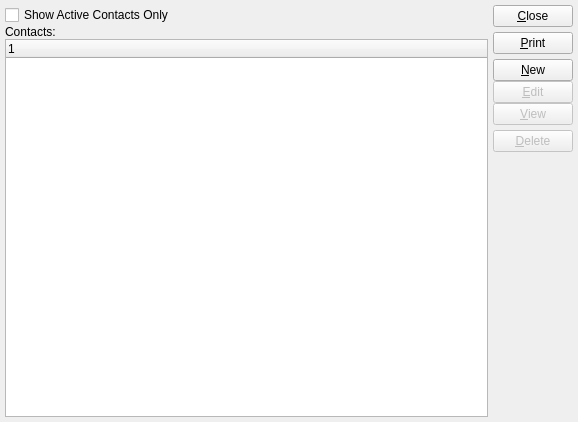
The window that xtuple/trunk/guiclient/contacts.ui (WooodHead/xtuple) describes before a commit, drawn with Qt 5.
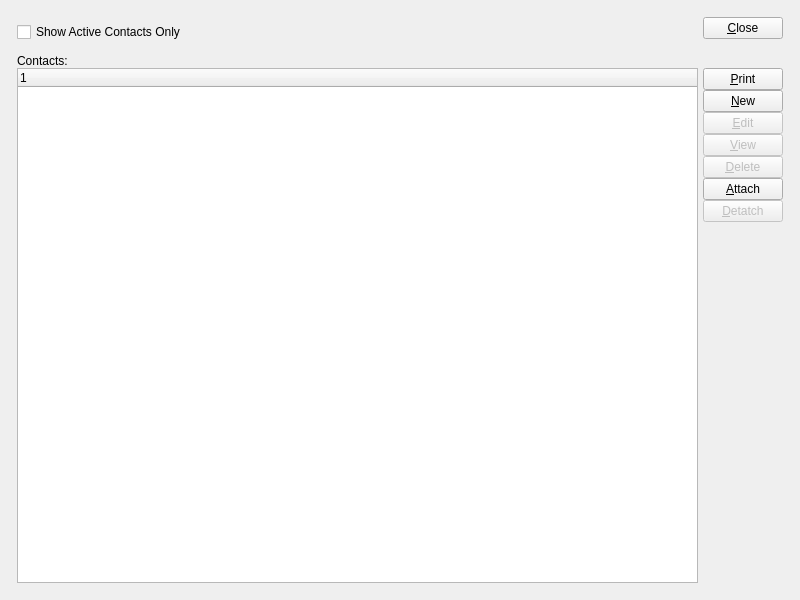
The same window after the commit. Custom widgets are drawn as their Qt base class.

What changed in the file:
```diff
--- a/xtuple/trunk/guiclient/contacts.ui
+++ b/xtuple/trunk/guiclient/contacts.ui
@@ -14,22 +14,42 @@
    <rect>
     <x>0</x>
     <y>0</y>
-    <width>578</width>
-    <height>422</height>
+    <width>800</width>
+    <height>600</height>
    </rect>
   </property>
   <property name="windowTitle" >
    <string>List Contacts</string>
   </property>
-   <layout class="QHBoxLayout" >
-    <item>
-     <layout class="QVBoxLayout" >
+  <layout class="QGridLayout" name="gridLayout_3" >
+   <item row="0" column="0" >
+    <layout class="QGridLayout" name="gridLayout_2" >
       <property name="margin" >
-       <number>0</number>
+      <number>12</number>
       </property>
       <property name="spacing" >
-       <number>0</number>
-      </property>
+      <number>12</number>
+     </property>
+     <item row="0" column="0" >
+      <layout class="QHBoxLayout" name="horizontalLayout_2" >
+       <item>
+        <layout class="QVBoxLayout" name="verticalLayout_4" >
+         <item>
+          <spacer name="verticalSpacer_2" >
+           <property name="orientation" >
+            <enum>Qt::Vertical</enum>
+           </property>
+           <property name="sizeHint" stdset="0" >
+            <size>
+             <width>20</width>
+             <height>0</height>
+            </size>
+           </property>
+          </spacer>
+         </item>
+         <item>
+          <widget class="CRMAcctCluster" name="_crmAccount" />
+         </item>
       <item>
        <widget class="QCheckBox" name="_activeOnly" >
         <property name="text" >
@@ -37,6 +57,73 @@
         </property>
        </widget>
       </item>
+        </layout>
+       </item>
+       <item>
+        <spacer name="horizontalSpacer" >
+         <property name="orientation" >
+          <enum>Qt::Horizontal</enum>
+         </property>
+         <property name="sizeHint" stdset="0" >
+          <size>
+           <width>0</width>
+           <height>0</height>
+          </size>
+         </property>
+        </spacer>
+       </item>
+       <item>
+        <layout class="QVBoxLayout" name="verticalLayout_3" >
+         <property name="spacing" >
+          <number>0</number>
+         </property>
+         <item>
+          <widget class="QPushButton" name="_close" >
+           <property name="text" >
+            <string>&amp;Close</string>
+           </property>
+          </widget>
+         </item>
+         <item>
+          <spacer name="verticalSpacer" >
+           <property name="orientation" >
+            <enum>Qt::Vertical</enum>
+           </property>
+           <property name="sizeHint" stdset="0" >
+            <size>
+             <width>20</width>
+             <height>0</height>
+            </size>
+           </property>
+          </spacer>
+         </item>
+        </layout>
+       </item>
+      </layout>
+     </item>
+     <item row="1" column="0" >
+      <widget class="QFrame" name="_farme" >
+       <property name="sizePolicy" >
+        <sizepolicy vsizetype="Expanding" hsizetype="Preferred" >
+         <horstretch>0</horstretch>
+         <verstretch>1</verstretch>
+        </sizepolicy>
+       </property>
+       <property name="frameShape" >
+        <enum>QFrame::NoFrame</enum>
+       </property>
+       <property name="frameShadow" >
+        <enum>QFrame::Raised</enum>
+       </property>
+       <layout class="QGridLayout" name="gridLayout" >
+        <property name="margin" >
+         <number>0</number>
+        </property>
+        <item row="0" column="0" >
+         <layout class="QVBoxLayout" name="verticalLayout_2" >
+          <property name="spacing" >
+           <number>0</number>
+          </property>
       <item>
        <widget class="QLabel" name="_periodLit" >
         <property name="text" >
@@ -45,33 +132,17 @@
        </widget>
       </item>
       <item>
+           <layout class="QHBoxLayout" name="horizontalLayout" >
+            <item>
        <widget class="XTreeWidget" name="_contacts" />
       </item>
-     </layout>
-    </item>
     <item>
+             <layout class="QVBoxLayout" name="verticalLayout" >
+              <item>
      <layout class="QVBoxLayout" >
-      <property name="margin" >
-       <number>0</number>
-      </property>
       <property name="spacing" >
        <number>0</number>
       </property>
-      <item>
-       <layout class="QVBoxLayout" >
-        <property name="margin" >
-         <number>0</number>
-        </property>
-        <property name="spacing" >
-         <number>5</number>
-        </property>
-        <item>
-         <widget class="QPushButton" name="_close" >
-          <property name="text" >
-           <string>&amp;Close</string>
-          </property>
-         </widget>
-        </item>
         <item>
          <widget class="QPushButton" name="_print" >
           <property name="text" >
@@ -80,14 +151,6 @@
          </widget>
         </item>
         <item>
-         <layout class="QVBoxLayout" >
-          <property name="margin" >
-           <number>0</number>
-          </property>
-          <property name="spacing" >
-           <number>0</number>
-          </property>
-          <item>
            <widget class="QPushButton" name="_new" >
             <property name="enabled" >
              <bool>true</bool>
@@ -117,18 +180,6 @@
             </property>
            </widget>
           </item>
-         </layout>
-        </item>
-        <item>
-         <layout class="QVBoxLayout" >
-          <property name="margin" >
-           <number>0</number>
-          </property>
-          <property name="spacing" >
-           <number>0</number>
-          </property>
-         </layout>
-        </item>
         <item>
          <widget class="QPushButton" name="_delete" >
           <property name="enabled" >
@@ -139,6 +190,23 @@
           </property>
          </widget>
         </item>
+                <item>
+                 <widget class="QPushButton" name="_attach" >
+                  <property name="text" >
+                   <string>&amp;Attach</string>
+                  </property>
+                 </widget>
+                </item>
+                <item>
+                 <widget class="QPushButton" name="_detach" >
+                  <property name="enabled" >
+                   <bool>false</bool>
+                  </property>
+                  <property name="text" >
+                   <string>&amp;Detatch</string>
+                  </property>
+                 </widget>
+                </item>
        </layout>
       </item>
       <item>
@@ -160,10 +228,24 @@
      </layout>
     </item>
    </layout>
+          </item>
+         </layout>
+        </item>
+       </layout>
+      </widget>
+     </item>
+    </layout>
+   </item>
+  </layout>
  </widget>
  <layoutdefault spacing="5" margin="5" />
  <pixmapfunction>qPixmapFromMimeSource</pixmapfunction>
  <customwidgets>
+  <customwidget>
+   <class>CRMAcctCluster</class>
+   <extends>QWidget</extends>
+   <header>crmacctcluster.h</header>
+  </customwidget>
   <customwidget>
    <class>XTreeWidget</class>
    <extends>QTreeWidget</extends>
```
Left out of the diff: 57 changed lines with no effect on the pictures. Lines whose indentation alone changed are shown as unchanged.
